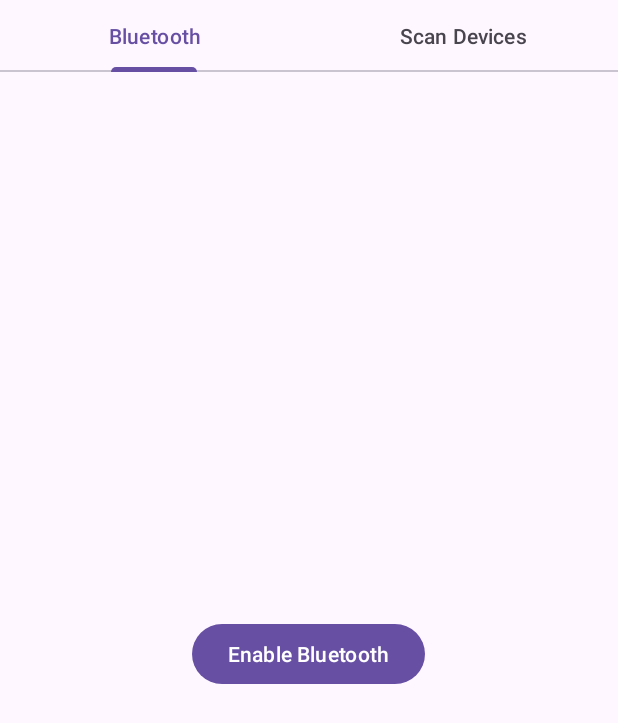
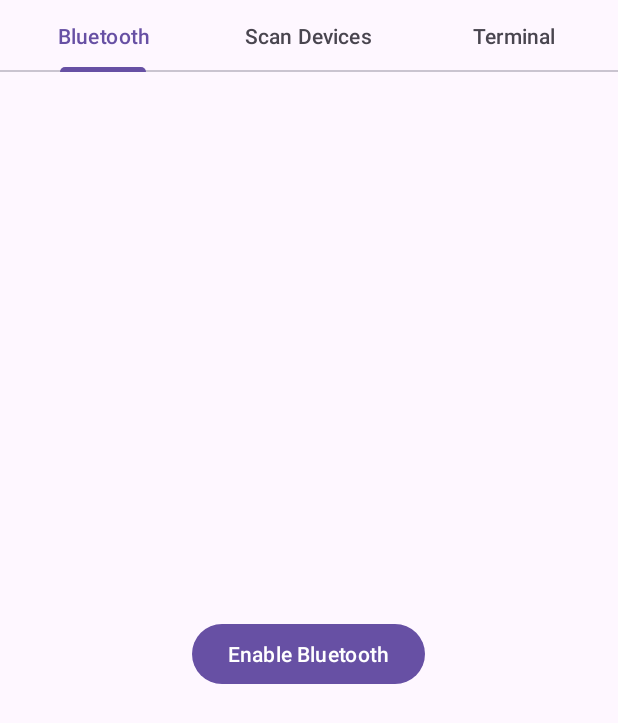
Before and after one commit to Almedada/ComTerminal, an Android app: the screen it shows after launch (MainActivity), on a phone screen of 412 x 824 dp. Shown: the top 723 px of the screen. Run offline under Robolectric (Android 15) with nearby library versions, the phone set to English and light mode, and no system bars.

Commit message:
add Terminal

```diff
--- a/Android/app/src/main/java/com/example/comterminal/MainActivity.java
+++ b/Android/app/src/main/java/com/example/comterminal/MainActivity.java
@@ -27,17 +27,36 @@ public class MainActivity extends AppCompatActivity {
             @NonNull
             @Override
             public Fragment createFragment(int position) {
-                return position == 0 ? new FragmentBluetooth() : new FragmentDeviceScan();
+                switch (position) {
+                    case 0:
+                        return new FragmentBluetooth();
+                    case 1:
+                        return new FragmentDeviceScan();
+                    case 2:
+                        return new FragmentTerminal();
+                    default:
+                        throw new IllegalArgumentException("Invalid position");
+                }
             }
 
             @Override
             public int getItemCount() {
-                return 2; // Две вкладки
+                return 3; // Три вкладки
             }
         });
 
         new TabLayoutMediator(tabLayout, viewPager, (tab, position) -> {
-            tab.setText(position == 0 ? "Bluetooth" : "Scan Devices");
+            switch (position) {
+                case 0:
+                    tab.setText("Bluetooth");
+                    break;
+                case 1:
+                    tab.setText("Scan Devices");
+                    break;
+                case 2:
+                    tab.setText("Terminal");
+                    break;
+            }
         }).attach();
     }
 }
```
Also changed, not shown: Android/app/src/main/java/com/example/comterminal/FragmentTerminal.java (added, +53 -0 lines), Android/app/src/main/res/layout/fragment_terminal.xml (added, +43 -0 lines).
